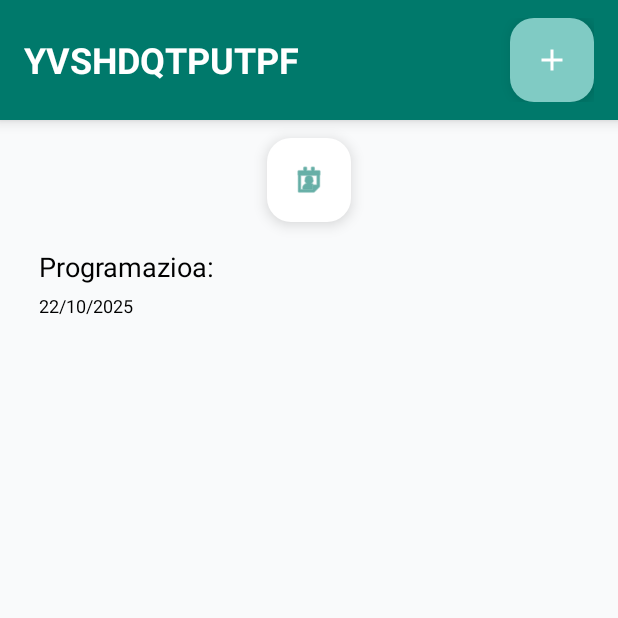
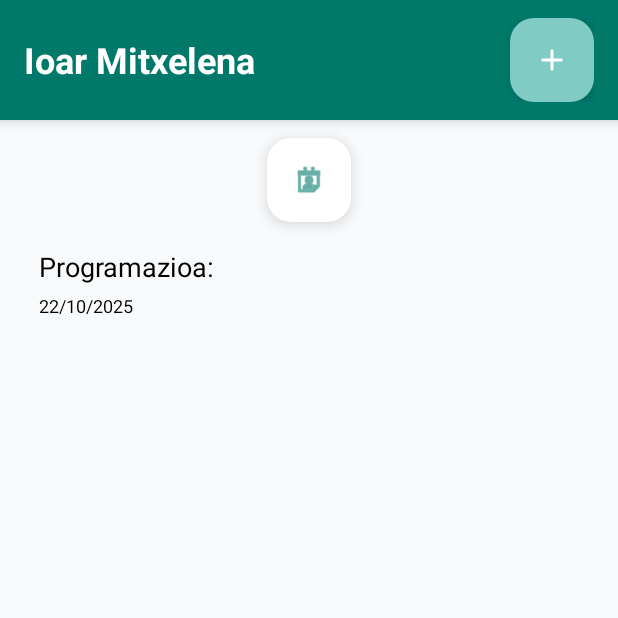
Before and after one commit to Mikel-67/Multimedia-aplikazioak, an Android app: the screen it shows after launch (MainActivity), on a phone screen of 412 x 824 dp, the top half of it. Run offline under Robolectric (Android 15) with nearby library versions, the phone set to English and light mode, and no system bars; our stand-ins replace Firebase (no records; nobody signed in at launch, a user with empty details on screens opened directly).

Commit message:
Atzera joan ez doalako

```diff
--- a/Banakako Proiektua/app/src/main/res/layout/activity_main.xml
+++ b/Banakako Proiektua/app/src/main/res/layout/activity_main.xml
@@ -32,7 +32,7 @@
                 android:id="@+id/tvMenu"
                 android:layout_width="wrap_content"
                 android:layout_height="wrap_content"
-                android:text="YVSHDQTPUTPF"
+                android:text="Ioar Mitxelena"
                 android:textSize="24sp"
                 android:textStyle="bold"
                 android:textColor="@android:color/white"/>
@@ -93,7 +93,6 @@
         tools:ignore="MissingConstraints"
         app:layout_constraintTop_toBottomOf="@id/calendarCard"
         app:layout_constraintStart_toStartOf="@id/calendarCard"
-
         />
     <TextView
         android:id="@+id/tvFecha"
```
